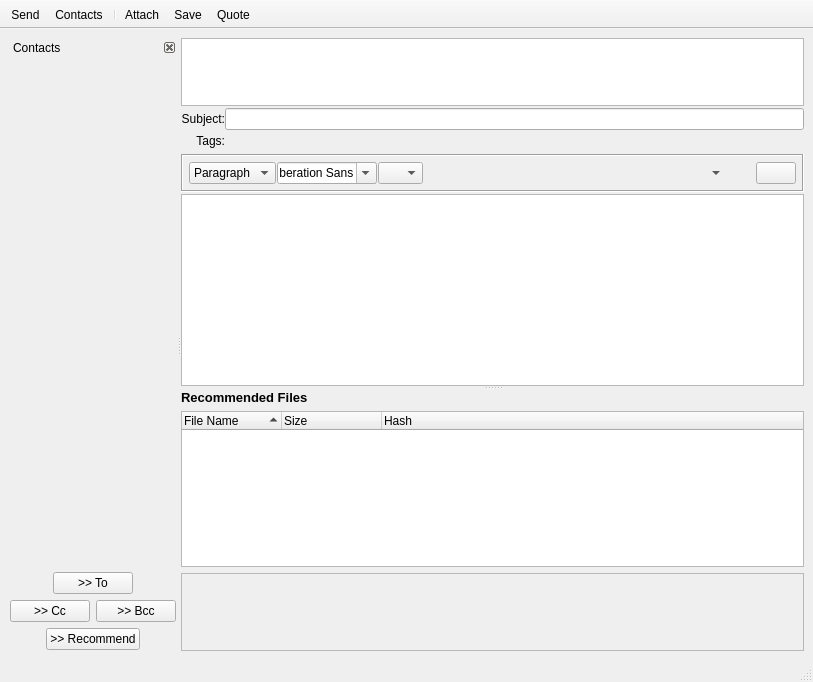
Before: the Qt Designer form retroshare-gui/src/gui/msgs/MessageComposer.ui in RetroShare/RetroShare, drawn with Qt 5.
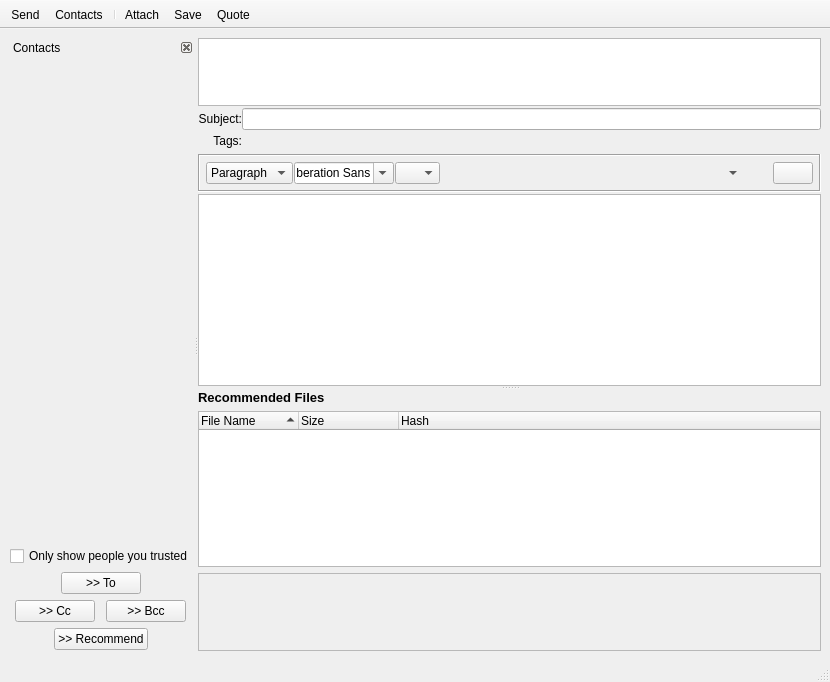
After: the same form once the commit is applied. Icons and pictures are not drawn. Custom widgets are drawn as their Qt base class.

Commit message: added selection box to show only friends (already translated) in message composer

```diff
--- a/retroshare-gui/src/gui/msgs/MessageComposer.ui
+++ b/retroshare-gui/src/gui/msgs/MessageComposer.ui
@@ -102,6 +102,13 @@
          </item>
          <item row="2" column="0">
           <layout class="QVBoxLayout" name="verticalLayout_4">
+           <item>
+            <widget class="QCheckBox" name="onlyTrustedKeys">
+             <property name="text">
+              <string>Only show people you trusted</string>
+             </property>
+            </widget>
+           </item>
            <item>
             <layout class="QHBoxLayout" name="horizontalLayout">
              <item>
```
The commit also changes 3 other files.
